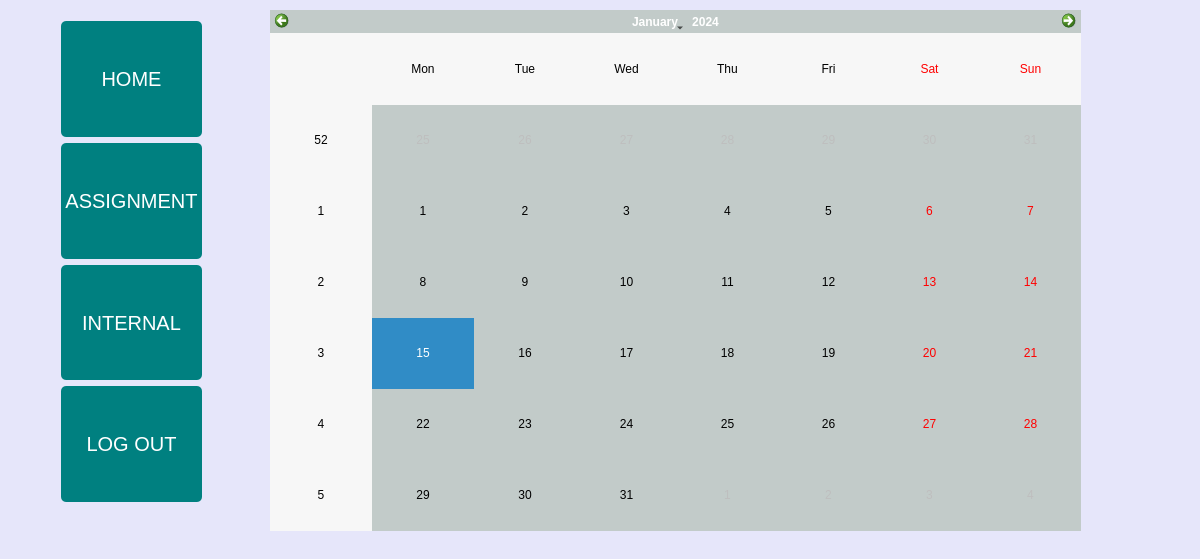
First picture: the form in secondialogbox/studentdashboard.ui, repository Prabesh-Sharma/IAMS, before the edit.
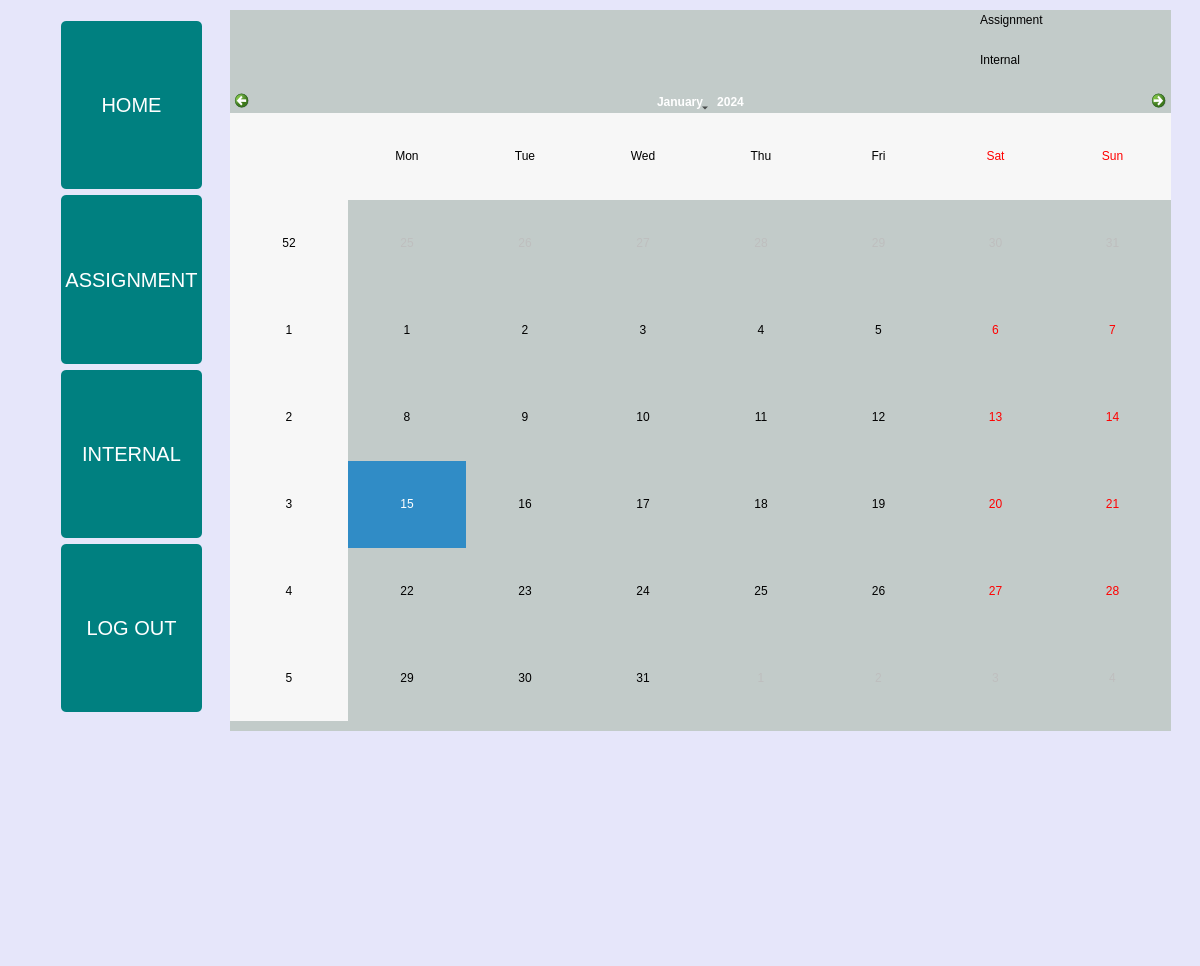
Second picture: the form after the edit. Icons and pictures are not drawn.

Commit message: change in student dashbord

Patch:
```diff
--- a/secondialogbox/studentdashboard.ui
+++ b/secondialogbox/studentdashboard.ui
@@ -7,7 +7,7 @@
     <x>0</x>
     <y>0</y>
     <width>1200</width>
-    <height>559</height>
+    <height>966</height>
    </rect>
   </property>
   <property name="windowTitle">
@@ -22,7 +22,7 @@
      <x>61</x>
      <y>21</y>
      <width>141</width>
-     <height>481</height>
+     <height>691</height>
     </rect>
    </property>
    <layout class="QVBoxLayout" name="verticalLayout">
@@ -166,10 +166,10 @@
   <widget class="QStackedWidget" name="stackedWidget">
    <property name="geometry">
     <rect>
-     <x>270</x>
+     <x>230</x>
      <y>10</y>
-     <width>811</width>
-     <height>521</height>
+     <width>941</width>
+     <height>721</height>
     </rect>
    </property>
    <property name="styleSheet">
@@ -183,9 +183,9 @@
      <property name="geometry">
       <rect>
        <x>0</x>
-       <y>0</y>
-       <width>811</width>
-       <height>521</height>
+       <y>80</y>
+       <width>941</width>
+       <height>631</height>
       </rect>
      </property>
      <property name="styleSheet">
@@ -206,6 +206,70 @@
 </string>
      </property>
     </widget>
+    <widget class="QLabel" name="label_2">
+     <property name="geometry">
+      <rect>
+       <x>750</x>
+       <y>40</y>
+       <width>91</width>
+       <height>20</height>
+      </rect>
+     </property>
+     <property name="styleSheet">
+      <string notr="true">font-color:black;</string>
+     </property>
+     <property name="text">
+      <string>Internal</string>
+     </property>
+    </widget>
+    <widget class="QLabel" name="label_4">
+     <property name="geometry">
+      <rect>
+       <x>680</x>
+       <y>40</y>
+       <width>63</width>
+       <height>20</height>
+      </rect>
+     </property>
+     <property name="text">
+      <string/>
+     </property>
+     <property name="pixmap">
+      <pixmap resource="pictures.qrc">:/images/images/redColour.png</pixmap>
+     </property>
+    </widget>
+    <widget class="QLabel" name="label_3">
+     <property name="geometry">
+      <rect>
+       <x>680</x>
+       <y>0</y>
+       <width>63</width>
+       <height>20</height>
+      </rect>
+     </property>
+     <property name="text">
+      <string/>
+     </property>
+     <property name="pixmap">
+      <pixmap resource="pictures.qrc">:/images/images/yellowColour.jpeg</pixmap>
+     </property>
+    </widget>
+    <widget class="QLabel" name="label">
+     <property name="geometry">
+      <rect>
+       <x>750</x>
+       <y>0</y>
+       <width>63</width>
+       <height>20</height>
+      </rect>
+     </property>
+     <property name="styleSheet">
+      <string notr="true">font-color:black;</string>
+     </property>
+     <property name="text">
+      <string>Assignment</string>
+     </property>
+    </widget>
    </widget>
    <widget class="QWidget" name="Assignment">
     <widget class="QTableView" name="AssinmentTableView">
```
Left out of the diff: 4 changed lines with no effect on the pictures.
